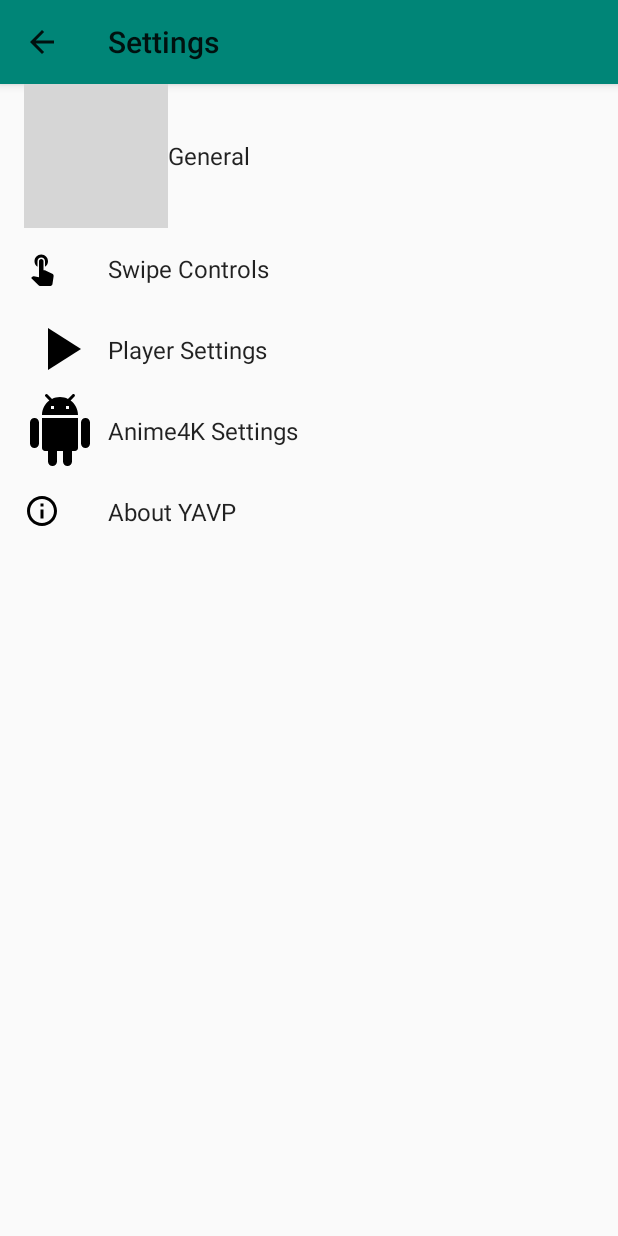
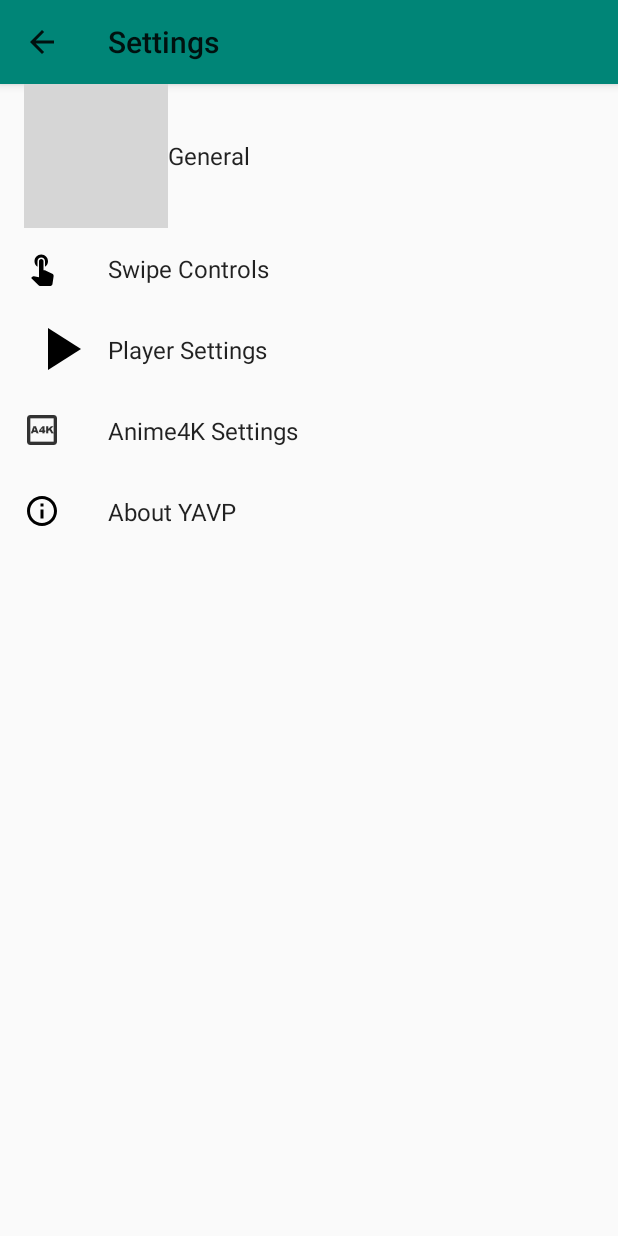
Before and after one commit to shadow578/YetAnotherVideoPlayer, an Android app: the AppSettingsActivity screen opened directly, with no data from a screen before it, on a phone screen of 412 x 824 dp. Run offline under Robolectric (Android 15) with nearby library versions, the phone set to English and light mode, and no system bars; our stand-ins replace androidx.preference; libraries missing offline, so code that uses them is left out: com.daasuu.epf, com.google.android.exoplayer2; 3 statements that could not run were skipped; grey boxes are pictures that could not be loaded.

Commit message:
add anime4k icon

```diff
--- a/app/src/main/res/layout/layout_playback_quick_settings.xml
+++ b/app/src/main/res/layout/layout_playback_quick_settings.xml
@@ -57,7 +57,7 @@
         <de.shadow578.yetanothervideoplayer.ui.components.ControlQuickSettingsButton
             android:id="@+id/qs_btn_a4k_tgl"
             style="@style/QuickSettingsButton"
-            app:icon="@drawable/ic_placeholder_48px"
+            app:icon="@drawable/ic_a4k_black"
             app:text="@string/qs_anime4k_off" />
 
         <!-- captions -->
--- a/app/src/main/res/xml/preferences_root.xml
+++ b/app/src/main/res/xml/preferences_root.xml
@@ -17,7 +17,7 @@
 
     <Preference
         android:fragment="de.shadow578.yetanothervideoplayer.ui.AppSettingsActivity$PreferencesAnime4KConfigFragment"
-        android:icon="@drawable/ic_placeholder_48px"
+        android:icon="@drawable/ic_a4k_black"
         android:title="@string/settings_a4k_title" />
 
     <Preference
```
Also changed, not shown: app/src/main/res/drawable-hdpi/ic_a4k_black.png (added), app/src/main/res/drawable-mdpi/ic_a4k_black.png (added), app/src/main/res/drawable-xhdpi/ic_a4k_black.png (added), app/src/main/res/drawable-xxhdpi/ic_a4k_black.png (added), app/src/main/res/drawable-xxxhdpi/ic_a4k_black.png (added).
